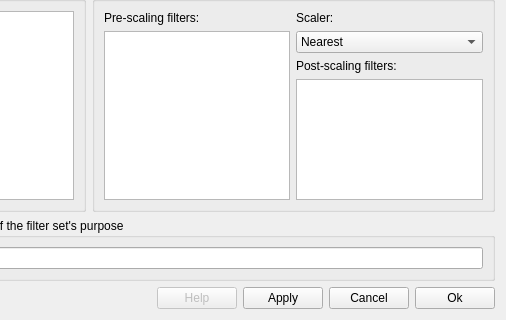
Above: src/display/qt/d_filter_set_dialog.ui from mrehkopf/vcs before the change; both pictures show x 127 to 633 and y 99 to 419 of the 633 by 419 pixel window. Below: the same form after it.
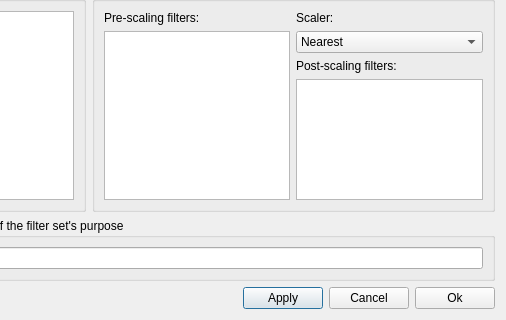
That is the form after the change. Custom widgets are drawn as their Qt base class.

Commit message:
GUI: Remove Help button from filter set dialog
The button wasn't being used at the moment, and contributed some clutter
to the dialog's button bar.

The edit to the form file:
```diff
--- a/src/display/qt/d_filter_set_dialog.ui
+++ b/src/display/qt/d_filter_set_dialog.ui
@@ -384,16 +384,6 @@
        </property>
       </spacer>
      </item>
-     <item>
-      <widget class="QPushButton" name="pushButton_help">
-       <property name="enabled">
-        <bool>false</bool>
-       </property>
-       <property name="text">
-        <string>Help</string>
-       </property>
-      </widget>
-     </item>
      <item>
       <widget class="QPushButton" name="pushButton_apply">
        <property name="text">
```
Left out of the diff: 8 changed lines with no effect on the pictures.
